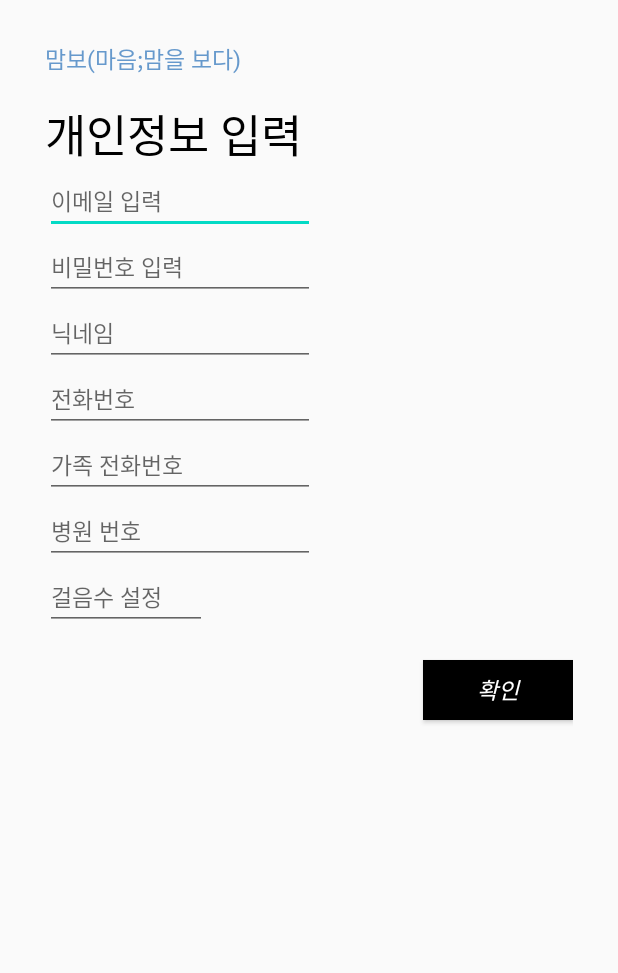
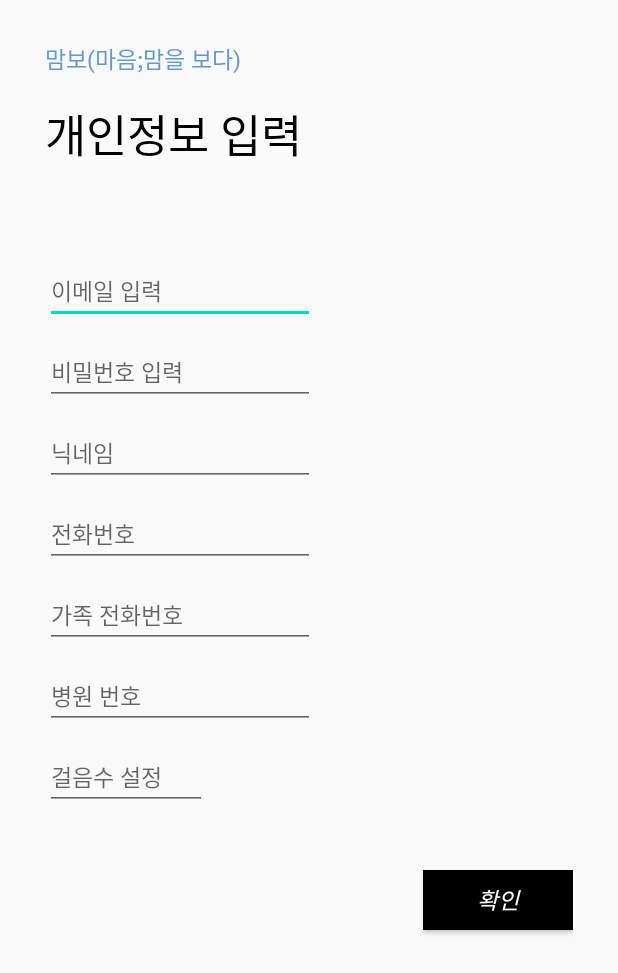
Before and after one commit to 22896/mombo, an Android app: the Join_mom screen opened directly, with no data from a screen before it, on a phone screen of 412 x 824 dp. Shown: the top 973 px of the screen. Run offline under Robolectric (Android 15) with nearby library versions, the phone set to English and light mode, and no system bars; our stand-ins replace Firebase (no records; nobody signed in at launch, a user with empty details on screens opened directly).

Commit message:
가족용회원가입 마저채움

```diff
--- a/app/src/main/res/layout/activity_first.xml
+++ b/app/src/main/res/layout/activity_first.xml
@@ -8,7 +8,6 @@
     tools:context="com.example.mombo.FirstActivity">
 
 
-    <!--틀-->
     <LinearLayout
         android:layout_width="match_parent"
         android:layout_height="match_parent"
--- a/app/src/main/res/layout/activity_join.xml
+++ b/app/src/main/res/layout/activity_join.xml
@@ -1,29 +1,14 @@
 <?xml version="1.0" encoding="utf-8"?>
-<androidx.constraintlayout.widget.ConstraintLayout xmlns:android="http://schemas.android.com/apk/res/android"
+<LinearLayout xmlns:android="http://schemas.android.com/apk/res/android"
     xmlns:app="http://schemas.android.com/apk/res-auto"
     xmlns:tools="http://schemas.android.com/tools"
     android:layout_width="match_parent"
     android:layout_height="match_parent"
+    android:layout_marginLeft="30dp"
+    android:layout_marginRight="30dp"
+    android:orientation="vertical"
     tools:context="com.example.mombo.Join_mom">
 
-    <LinearLayout
-        android:id="@+id/linearLayout"
-        android:layout_width="0dp"
-        android:layout_height="0dp"
-        android:layout_marginStart="30dp"
-        android:layout_marginLeft="30dp"
-        android:layout_marginEnd="30dp"
-        android:layout_marginRight="30dp"
-        android:orientation="horizontal"
-        app:layout_constraintBottom_toBottomOf="parent"
-        app:layout_constraintEnd_toEndOf="parent"
-        app:layout_constraintStart_toStartOf="parent"
-        app:layout_constraintTop_toTopOf="parent">
-
-        <LinearLayout
-            android:layout_width="match_parent"
-            android:layout_height="match_parent"
-            android:orientation="vertical">
 
     <TextView
         android:id="@+id/uptitle"
@@ -43,26 +28,24 @@
         android:layout_height="wrap_content"
         android:text="@string/uptitle2"
         android:textColor="@color/black"
-                android:textSize="30sp"
-                app:layout_constraintEnd_toEndOf="parent"
-                app:layout_constraintHorizontal_bias="0.122"
-                app:layout_constraintStart_toStartOf="parent" />
+        android:textSize="30sp" />
 
 
     <EditText
         android:id="@+id/input_email"
         android:layout_width="wrap_content"
         android:layout_height="wrap_content"
+        android:layout_marginTop="60dp"
         android:ems="10"
         android:hint="이메일 입력"
         android:inputType="text"
-                android:textSize="15sp"
-                app:layout_constraintEnd_toEndOf="parent"
-                app:layout_constraintStart_toStartOf="parent" />
+        android:textSize="15sp" />
+
     <EditText
         android:id="@+id/input_pswd"
         android:layout_width="wrap_content"
         android:layout_height="wrap_content"
+        android:layout_marginTop="10dp"
         android:ems="10"
         android:hint="비밀번호 입력"
         android:inputType="text"
@@ -83,6 +66,7 @@
         android:id="@+id/nickname"
         android:layout_width="wrap_content"
         android:layout_height="wrap_content"
+        android:layout_marginTop="10dp"
         android:ems="10"
         android:hint="닉네임"
         android:inputType="text"
@@ -104,6 +88,7 @@
         android:id="@+id/phone"
         android:layout_width="wrap_content"
         android:layout_height="wrap_content"
+        android:layout_marginTop="10dp"
         android:ems="10"
         android:hint="전화번호"
         android:inputType="phone"
@@ -125,6 +110,7 @@
         android:id="@+id/famphone"
         android:layout_width="wrap_content"
         android:layout_height="wrap_content"
+        android:layout_marginTop="10dp"
         android:ems="10"
         android:hint="가족 전화번호"
         android:inputType="phone"
@@ -146,6 +132,7 @@
         android:id="@+id/hnumber"
         android:layout_width="wrap_content"
         android:layout_height="wrap_content"
+        android:layout_marginTop="10dp"
         android:ems="10"
         android:hint="병원 번호"
         android:inputType="phone"
@@ -167,6 +154,7 @@
         android:id="@+id/steps"
         android:layout_width="wrap_content"
         android:layout_height="wrap_content"
+        android:layout_marginTop="10dp"
         android:ems="6"
         android:hint="걸음수 설정"
         android:inputType="number"
@@ -199,7 +187,7 @@
         android:layout_width="100dp"
         android:layout_height="40dp"
         android:layout_gravity="right"
-                android:layout_marginTop="20dp"
+        android:layout_marginTop="40dp"
         android:background="@color/black"
         android:text="@string/ok"
         android:textColor="@color/white"
@@ -207,7 +195,3 @@
         android:textStyle="italic" />
 
 </LinearLayout>
-
-
-    </LinearLayout>
-</androidx.constraintlayout.widget.ConstraintLayout>
```
Also changed, not shown: app/src/main/java/com/example/mombo/Join_fam.java (+105 -1 lines), app/src/main/res/layout/activity_alarm.xml (+2 -11 lines), app/src/main/res/layout/activity_call.xml (+3 -12 lines), app/src/main/res/layout/activity_camera.xml (+3 -11 lines), app/src/main/res/layout/activity_check.xml (+7 -16 lines), app/src/main/res/layout/activity_join2.xml (+89 -60 lines), app/src/main/res/layout/activity_main.xml (+4 -11 lines). Lines whose indentation alone changed are shown as unchanged.
